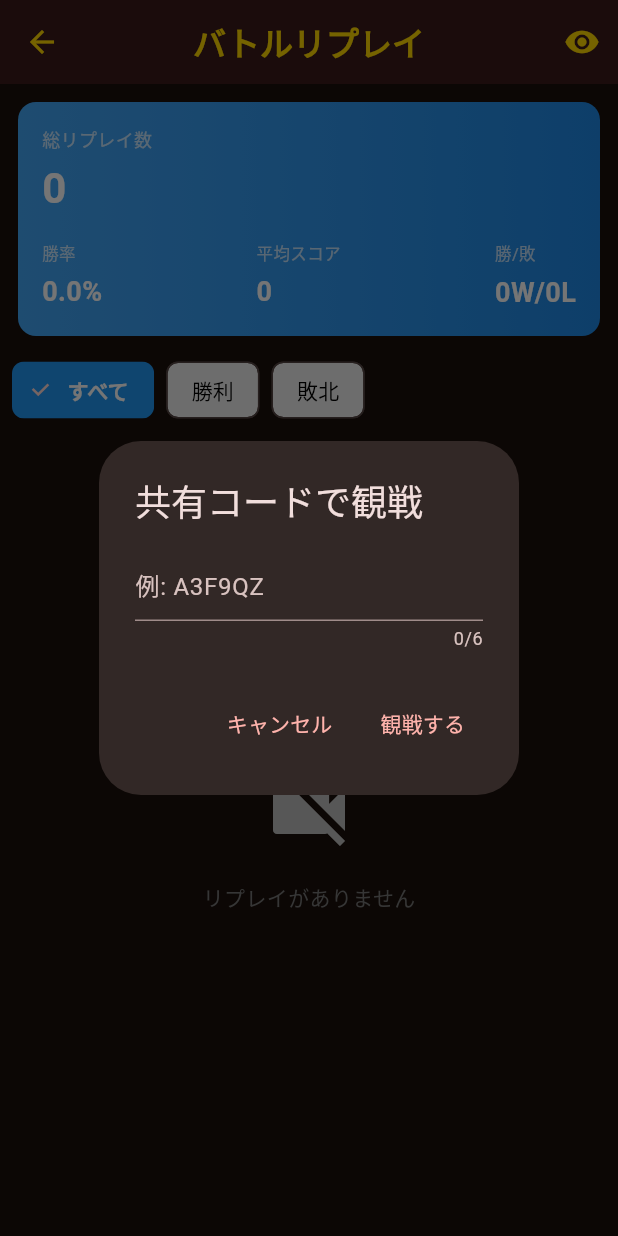
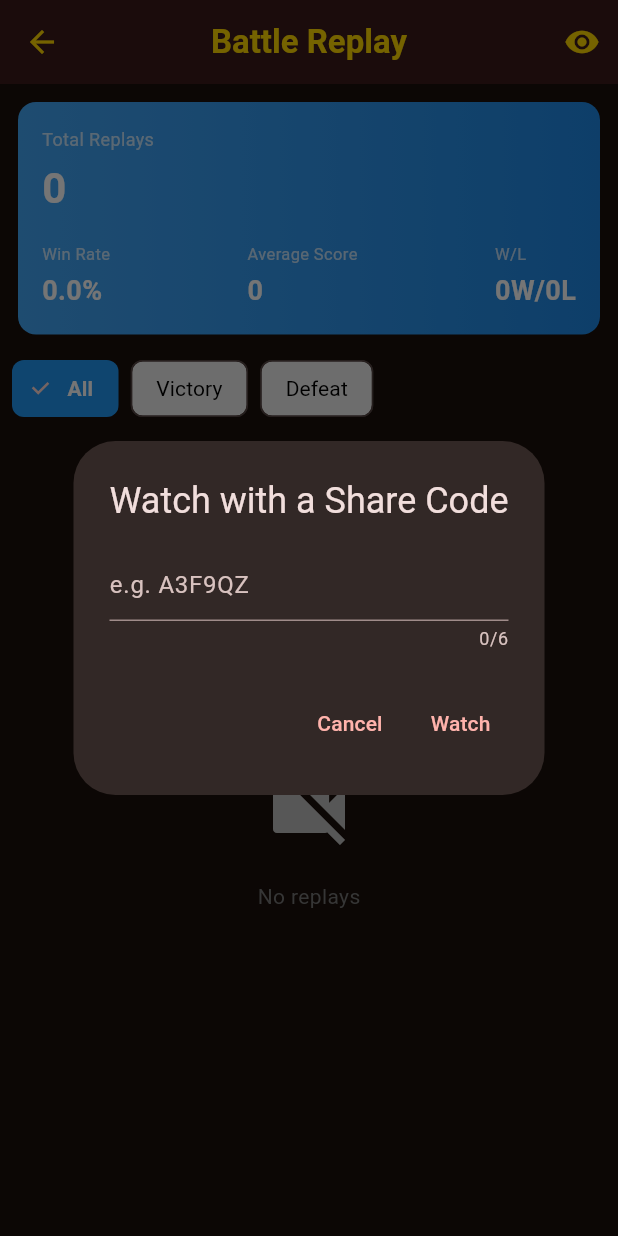
Before and after one commit to zka32101/sengoku_saihairoku, a Flutter app: the ReplayScreen screen opened directly, after a tap on the "remove red eye" icon, on a phone screen of 412 x 824 dp. Run offline on Flutter 3.47's test engine with Material 3 defaults, Android fonts, the phone set to English and light mode, and no system bars; our stand-ins replace cloud_firestore, firebase_auth, firebase_core, firebase_messaging, flutter_local_notifications, flutter_riverpod and 6 more; missing offline and left inert: flame; accounts and stored records are empty; network calls fail.

Commit message:
バトルリプレイ画面を多言語化対応 (#100)
- app_ja.arb/app_en.arbにバトルリプレイ画面向けキーを追加
  - 削除確認・共有コード発行/表示・共有コードで観戦ダイアログ・
    フィルタータブ・空表示・いいね/コメント・統計カード・
    難易度とスコアの表示行等
  - タイトルは既存のhomeReplayTitleキー、勝敗フィルターは既存の
    chainBattleWin/chainBattleLossキー、キャンセル/閉じるは既存の
    commonCancel/commonCloseキーを再利用
- flutter gen-l10nで生成コードを更新
- replay_screen.dartの静的UI文言をAppLocalizations経由に移行
  - replay.difficulty.displayNameは既存のenum displayName除外方針に
    従い対象外

flutter analyze: 0 issues / flutter test: 26 tests all passed


Claude-Session: https://claude.ai/code/session_016FQTHUoanQF4M3kXY84mnW

Co-authored-by: Claude <noreply@anthropic.com>

```diff
--- a/lib/l10n/app_en.arb
+++ b/lib/l10n/app_en.arb
@@ -724,5 +724,45 @@
   "onboardingPage4Title": "Aim for the Turning Points",
   "onboardingPage4Description": "Each scenario has historically-based\n\"Turning Points\" to discover.\nMeet their conditions for a high score.",
   "onboardingPage5Title": "A Warlord Who Keeps Growing",
-  "onboardingPage5Description": "Level, achievements, Battle Pass, Prestige…\nThe more you fight, the more your warlord grows.\nNow, take command of your first battle!"
+  "onboardingPage5Description": "Level, achievements, Battle Pass, Prestige…\nThe more you fight, the more your warlord grows.\nNow, take command of your first battle!",
+  "replayWatchSharedTooltip": "Watch with a share code",
+  "replayDeleteConfirmTitle": "Confirm Deletion",
+  "replayDeleteConfirmBody": "Delete this replay?",
+  "replayDeleteButton": "Delete",
+  "replayShareIssuingCode": "Issuing share code...",
+  "replayShareCodeTitle": "Share Code",
+  "replayShareCodeHint": "Share this code with a friend so they can watch",
+  "replayShareButton": "Share",
+  "replayShareMenuItem": "Share",
+  "replayShareFailure": "Failed to share: {error}",
+  "@replayShareFailure": {
+    "placeholders": { "error": { "type": "String" } }
+  },
+  "replayShareText": "Check out my replay on Sengoku Saihairoku!\nShare code: {code}",
+  "@replayShareText": {
+    "placeholders": { "code": { "type": "String" } }
+  },
+  "replayCodeEntryTitle": "Watch with a Share Code",
+  "replayCodeEntryHint": "e.g. A3F9QZ",
+  "replayWatchButton": "Watch",
+  "replayFetchingReplay": "Fetching replay...",
+  "replayNotFound": "Replay not found",
+  "replayFilterAll": "All",
+  "replayEmptyMessage": "No replays",
+  "replayLikeCountSuffix": "{count} likes",
+  "@replayLikeCountSuffix": {
+    "placeholders": { "count": { "type": "int" } }
+  },
+  "replayCommentHint": "Leave a comment",
+  "replayStatsTotalLabel": "Total Replays",
+  "replayStatsWinRateLabel": "Win Rate",
+  "replayStatsAverageScoreLabel": "Average Score",
+  "replayStatsWinLossLabel": "W/L",
+  "replayDifficultyScoreLine": "{difficulty} • Score: {score}",
+  "@replayDifficultyScoreLine": {
+    "placeholders": {
+      "difficulty": { "type": "String" },
+      "score": { "type": "int" }
+    }
+  }
 }
--- a/lib/presentation/screens/replay_screen.dart
+++ b/lib/presentation/screens/replay_screen.dart
@@ -5,6 +5,7 @@ import '../../data/models/battle_replay.dart';
 import '../../data/models/difficulty_mode.dart';
 import '../../data/repositories/replay_repository.dart';
 import '../../data/repositories/shared_replay_repository.dart';
+import '../../l10n/generated/app_localizations.dart';
 import '../widgets/replay_player.dart';
 
 /// リプレイ一覧・再生画面
@@ -46,15 +47,16 @@ class _ReplayScreenState extends State<ReplayScreen> {
   }
 
   void _deleteReplay(String id) {
+    final l10n = AppLocalizations.of(context)!;
     showDialog(
       context: context,
       builder: (ctx) => AlertDialog(
-        title: const Text('削除確認'),
-        content: const Text('このリプレイを削除しますか？'),
+        title: Text(l10n.replayDeleteConfirmTitle),
+        content: Text(l10n.replayDeleteConfirmBody),
         actions: [
           TextButton(
             onPressed: () => Navigator.pop(ctx),
-            child: const Text('キャンセル'),
+            child: Text(l10n.commonCancel),
           ),
           TextButton(
             onPressed: () {
@@ -62,7 +64,7 @@ class _ReplayScreenState extends State<ReplayScreen> {
               Navigator.pop(ctx);
               _loadReplays();
             },
-            child: const Text('削除', style: TextStyle(color: Colors.red)),
+            child: Text(l10n.replayDeleteButton, style: const TextStyle(color: Colors.red)),
           ),
         ],
       ),
@@ -70,18 +72,19 @@ class _ReplayScreenState extends State<ReplayScreen> {
   }
 
   Future<void> _shareReplay(BattleReplay replay) async {
+    final l10n = AppLocalizations.of(context)!;
     final userId = FirebaseService().userId;
     if (userId == null) return;
 
     showDialog(
       context: context,
       barrierDismissible: false,
-      builder: (ctx) => const AlertDialog(
+      builder: (ctx) => AlertDialog(
         content: Row(
           children: [
-            CircularProgressIndicator(),
-            SizedBox(width: 16),
-            Text('共有コードを発行中...'),
+            const CircularProgressIndicator(),
+            const SizedBox(width: 16),
+            Text(l10n.replayShareIssuingCode),
           ],
         ),
       ),
@@ -95,7 +98,7 @@ class _ReplayScreenState extends State<ReplayScreen> {
       showDialog(
         context: context,
         builder: (ctx) => AlertDialog(
-          title: const Text('共有コード'),
+          title: Text(l10n.replayShareCodeTitle),
           content: Column(
             mainAxisSize: MainAxisSize.min,
             children: [
@@ -108,21 +111,21 @@ class _ReplayScreenState extends State<ReplayScreen> {
                 ),
               ),
               const SizedBox(height: 8),
-              const Text('このコードをフレンドに伝えると観戦できます'),
+              Text(l10n.replayShareCodeHint),
             ],
           ),
           actions: [
             TextButton(
               onPressed: () => Navigator.pop(ctx),
-              child: const Text('閉じる'),
+              child: Text(l10n.commonClose),
             ),
             TextButton(
               onPressed: () {
                 SharePlus.instance.share(ShareParams(
-                  text: '戦国采配録のリプレイを見てください！\n共有コード: $code',
+                  text: l10n.replayShareText(code),
                 ));
               },
-              child: const Text('共有する'),
+              child: Text(l10n.replayShareButton),
             ),
           ],
         ),
@@ -131,27 +134,28 @@ class _ReplayScreenState extends State<ReplayScreen> {
       if (!mounted) return;
       Navigator.pop(context);
       ScaffoldMessenger.of(context).showSnackBar(
-        SnackBar(content: Text('共有に失敗しました: $e')),
+        SnackBar(content: Text(l10n.replayShareFailure(e.toString()))),
       );
     }
   }
 
   void _showCodeEntryDialog() {
+    final l10n = AppLocalizations.of(context)!;
     final controller = TextEditingController();
     showDialog(
       context: context,
       builder: (ctx) => AlertDialog(
-        title: const Text('共有コードで観戦'),
+        title: Text(l10n.replayCodeEntryTitle),
         content: TextField(
           controller: controller,
           textCapitalization: TextCapitalization.characters,
           maxLength: 6,
-          decoration: const InputDecoration(hintText: '例: A3F9QZ'),
+          decoration: InputDecoration(hintText: l10n.replayCodeEntryHint),
         ),
         actions: [
           TextButton(
             onPressed: () => Navigator.pop(ctx),
-            child: const Text('キャンセル'),
+            child: Text(l10n.commonCancel),
           ),
           TextButton(
             onPressed: () async {
@@ -160,7 +164,7 @@ class _ReplayScreenState extends State<ReplayScreen> {
               if (code.isEmpty) return;
               await _viewSharedReplay(code);
             },
-            child: const Text('観戦する'),
+            child: Text(l10n.replayWatchButton),
           ),
         ],
       ),
@@ -168,15 +172,16 @@ class _ReplayScreenState extends State<ReplayScreen> {
   }
 
   Future<void> _viewSharedReplay(String code) async {
+    final l10n = AppLocalizations.of(context)!;
     showDialog(
       context: context,
       barrierDismissible: false,
-      builder: (ctx) => const AlertDialog(
+      builder: (ctx) => AlertDialog(
         content: Row(
           children: [
-            CircularProgressIndicator(),
-            SizedBox(width: 16),
-            Text('リプレイを取得中...'),
+            const CircularProgressIndicator(),
+            const SizedBox(width: 16),
+            Text(l10n.replayFetchingReplay),
           ],
         ),
       ),
@@ -188,7 +193,7 @@ class _ReplayScreenState extends State<ReplayScreen> {
 
     if (replay == null) {
       ScaffoldMessenger.of(context).showSnackBar(
-        const SnackBar(content: Text('リプレイが見つかりませんでした')),
+        SnackBar(content: Text(l10n.replayNotFound)),
       );
       return;
     }
@@ -198,14 +203,15 @@ class _ReplayScreenState extends State<ReplayScreen> {
 
   @override
   Widget build(BuildContext context) {
+    final l10n = AppLocalizations.of(context)!;
     return Scaffold(
       appBar: AppBar(
-        title: const Text('バトルリプレイ'),
+        title: Text(l10n.homeReplayTitle),
         centerTitle: true,
         actions: [
           IconButton(
             icon: const Icon(Icons.remove_red_eye),
-            tooltip: '共有コードで観戦',
+            tooltip: l10n.replayWatchSharedTooltip,
             onPressed: _showCodeEntryDialog,
           ),
         ],
@@ -231,7 +237,7 @@ class _ReplayScreenState extends State<ReplayScreen> {
                     }
 
                     final stats = statsSnapshot.data!;
-                    return _ReplayStatsCard(stats: stats);
+                    return _ReplayStatsCard(stats: stats, l10n: l10n);
                   },
                 ),
               ),
@@ -244,7 +250,7 @@ class _ReplayScreenState extends State<ReplayScreen> {
                   child: Row(
                     children: [
                       _FilterChip(
-                        label: 'すべて',
+                        label: l10n.replayFilterAll,
                         selected: _selectedFilter == 0,
                         onTap: () {
                           setState(() => _selectedFilter = 0);
@@ -253,7 +259,7 @@ class _ReplayScreenState extends State<ReplayScreen> {
                       ),
                       const SizedBox(width: 8),
                       _FilterChip(
-                        label: '勝利',
+                        label: l10n.chainBattleWin,
                         selected: _selectedFilter == 1,
                         color: Colors.green,
                         onTap: () {
@@ -263,7 +269,7 @@ class _ReplayScreenState extends State<ReplayScreen> {
                       ),
                       const SizedBox(width: 8),
                       _FilterChip(
-                        label: '敗北',
+                        label: l10n.chainBattleLoss,
                         selected: _selectedFilter == 2,
                         color: Colors.red,
                         onTap: () {
@@ -291,7 +297,7 @@ class _ReplayScreenState extends State<ReplayScreen> {
                         ),
                         const SizedBox(height: 16),
                         Text(
-                          'リプレイがありません',
+                          l10n.replayEmptyMessage,
                           style: TextStyle(color: Colors.grey[600]),
                         ),
                       ],
@@ -308,6 +314,7 @@ class _ReplayScreenState extends State<ReplayScreen> {
                         onTap: () => _showReplayPlayer(replay),
                         onDelete: () => _deleteReplay(replay.id),
                         onShare: () => _shareReplay(replay),
+                        l10n: l10n,
                       );
                     },
                     childCount: replays.length,
@@ -419,6 +426,7 @@ class _ReplayLikeBarState extends State<_ReplayLikeBar> {
 
   @override
   Widget build(BuildContext context) {
+    final l10n = AppLocalizations.of(context)!;
     return Padding(
       padding: const EdgeInsets.fromLTRB(16, 12, 16, 0),
       child: Column(
@@ -433,7 +441,9 @@ class _ReplayLikeBarState extends State<_ReplayLikeBar> {
                   color: Colors.redAccent,
                 ),
               ),
-              Text(_likeCount == null ? '...' : '$_likeCount いいね'),
+              Text(_likeCount == null
+                  ? '...'
+                  : l10n.replayLikeCountSuffix(_likeCount!)),
             ],
           ),
           Row(
@@ -442,8 +452,8 @@ class _ReplayLikeBarState extends State<_ReplayLikeBar> {
                 child: TextField(
                   controller: _commentController,
                   maxLength: 140,
-                  decoration: const InputDecoration(
-                    hintText: 'コメントを残す',
+                  decoration: InputDecoration(
+                    hintText: l10n.replayCommentHint,
                     isDense: true,
                     counterText: '',
                   ),
@@ -472,8 +482,9 @@ class _ReplayLikeBarState extends State<_ReplayLikeBar> {
 /// リプレイ統計カード
 class _ReplayStatsCard extends StatelessWidget {
   final ReplayStats stats;
+  final AppLocalizations l10n;
 
-  const _ReplayStatsCard({required this.stats});
+  const _ReplayStatsCard({required this.stats, required this.l10n});
 
   @override
   Widget build(BuildContext context) {
@@ -490,8 +501,8 @@ class _ReplayStatsCard extends StatelessWidget {
         crossAxisAlignment: CrossAxisAlignment.start,
         children: [
           Text(
-            '総リプレイ数',
-            style: TextStyle(fontSize: 12, color: Colors.white70),
+            l10n.replayStatsTotalLabel,
+            style: const TextStyle(fontSize: 12, color: Colors.white70),
           ),
           const SizedBox(height: 4),
           Text(
@@ -510,8 +521,8 @@ class _ReplayStatsCard extends StatelessWidget {
                 crossAxisAlignment: CrossAxisAlignment.start,
                 children: [
                   Text(
-                    '勝率',
-                    style: TextStyle(fontSize: 11, color: Colors.white70),
+                    l10n.replayStatsWinRateLabel,
+                    style: const TextStyle(fontSize: 11, color: Colors.white70),
                   ),
                   const SizedBox(height: 4),
                   Text(
@@ -528,8 +539,8 @@ class _ReplayStatsCard extends StatelessWidget {
                 crossAxisAlignment: CrossAxisAlignment.start,
                 children: [
                   Text(
-                    '平均スコア',
-                    style: TextStyle(fontSize: 11, color: Colors.white70),
+                    l10n.replayStatsAverageScoreLabel,
+                    style: const TextStyle(fontSize: 11, color: Colors.white70),
                   ),
                   const SizedBox(height: 4),
                   Text(
@@ -546,8 +557,8 @@ class _ReplayStatsCard extends StatelessWidget {
                 crossAxisAlignment: CrossAxisAlignment.start,
                 children: [
                   Text(
-                    '勝/敗',
-                    style: TextStyle(fontSize: 11, color: Colors.white70),
+                    l10n.replayStatsWinLossLabel,
+                    style: const TextStyle(fontSize: 11, color: Colors.white70),
                   ),
                   const SizedBox(height: 4),
                   Text(
@@ -604,12 +615,14 @@ class _ReplayListTile extends StatelessWidget {
   final VoidCallback onTap;
   final VoidCallback onDelete;
   final VoidCallback onShare;
+  final AppLocalizations l10n;
 
   const _ReplayListTile({
     required this.replay,
     required this.onTap,
     required this.onDelete,
     required this.onShare,
+    required this.l10n,
   });
 
   @override
@@ -637,7 +650,8 @@ class _ReplayListTile extends StatelessWidget {
           children: [
             const SizedBox(height: 4),
             Text(
-              '${replay.difficulty.displayName} • スコア: ${replay.finalScore}',
+              l10n.replayDifficultyScoreLine(
+                  replay.difficulty.displayName, replay.finalScore),
               style: const TextStyle(fontSize: 12),
             ),
             Text(
@@ -650,11 +664,11 @@ class _ReplayListTile extends StatelessWidget {
           itemBuilder: (ctx) => [
             PopupMenuItem(
               onTap: onShare,
-              child: const Text('共有'),
+              child: Text(l10n.replayShareMenuItem),
             ),
             PopupMenuItem(
               onTap: onDelete,
-              child: const Text('削除'),
+              child: Text(l10n.replayDeleteButton),
             ),
           ],
         ),
```
Also changed, not shown: lib/l10n/app_ja.arb (+41 -1 lines), lib/l10n/generated/app_localizations.dart, lib/l10n/generated/app_localizations_en.dart, lib/l10n/generated/app_localizations_ja.dart.
